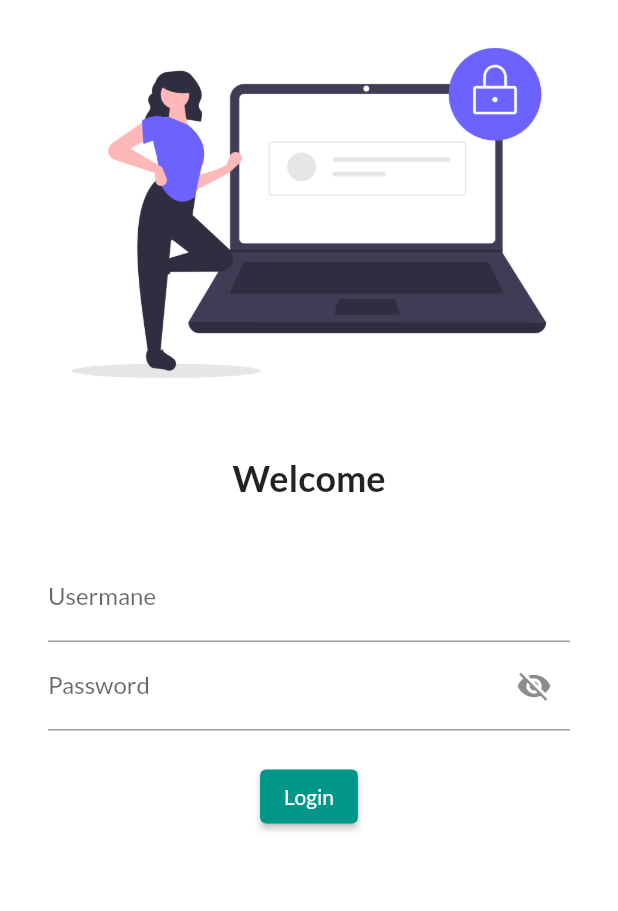
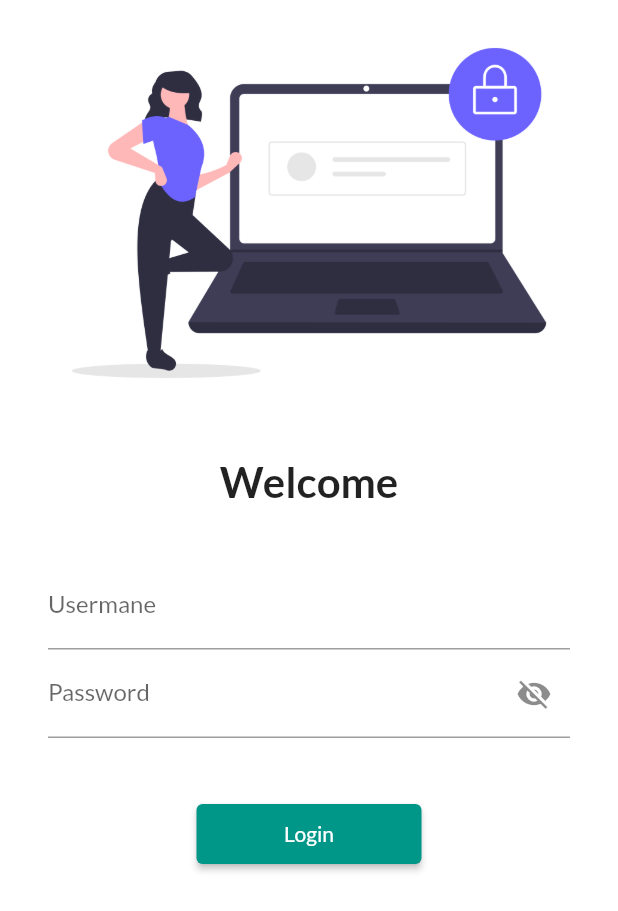
Before and after one commit to Di55olved/flutter_application_2, a Flutter app: the screen it shows after launch, on a phone screen of 412 x 824 dp. Shown: the top 911 px of the screen. Run offline on Flutter 3.47's test engine with Material 2 defaults, Android fonts, the phone set to English and light mode, and no system bars; our stand-ins replace google_fonts.

Commit message:
day 5 completed

```diff
--- a/lib/main.dart
+++ b/lib/main.dart
@@ -1,6 +1,7 @@
 import 'package:flutter/material.dart';
 import 'package:flutter_application_1/pages/home_page.dart';
 import 'package:flutter_application_1/pages/login_page.dart';
+import 'package:flutter_application_1/utils/routes.dart';
 import 'package:google_fonts/google_fonts.dart';
 
 void main() {
@@ -22,7 +23,8 @@ class MyApp extends StatelessWidget {
       ),
       routes: {
         "/": (context) => const LoginPage(),
-        "/login": (context) => const HomePage(),
+        MyRoutes.loginRoute: (context) => const LoginPage(),
+        MyRoutes.homeRoute: (context) => const HomePage(),
       },
     );
   }
--- a/lib/pages/login_page.dart
+++ b/lib/pages/login_page.dart
@@ -1,4 +1,5 @@
 import 'package:flutter/material.dart';
+import 'package:flutter_application_1/utils/routes.dart';
 
 class LoginPage extends StatefulWidget {
   const LoginPage({super.key});
@@ -14,6 +15,7 @@ class _LoginPageState extends State<LoginPage> {
   Widget build(BuildContext context) {
     return Material(
         color: Colors.white,
+        child: SingleChildScrollView(
           child: Column(
             children: [
               Image.asset(
@@ -26,7 +28,7 @@ class _LoginPageState extends State<LoginPage> {
               const Text(
                 "Welcome",
                 style: TextStyle(
-                fontSize: 24,
+                  fontSize: 28,
                   fontWeight: FontWeight.bold,
                 ),
               ),
@@ -34,8 +36,8 @@ class _LoginPageState extends State<LoginPage> {
                 height: 20.0,
               ),
               Padding(
-              padding:
-                  const EdgeInsets.symmetric(vertical: 16.0, horizontal: 32.0),
+                padding: const EdgeInsets.symmetric(
+                    vertical: 16.0, horizontal: 32.0),
                 child: Column(
                   children: [
                     TextFormField(
@@ -58,18 +60,21 @@ class _LoginPageState extends State<LoginPage> {
                                   : Icons.visibility_off))),
                     ),
                     const SizedBox(
-                    height: 20.0,
+                      height: 40.0,
                     ),
                     ElevatedButton(
                       onPressed: () {
-                      print("Loged in");
+                        Navigator.pushNamed(context, MyRoutes.homeRoute);
                       },
+                      style: TextButton.styleFrom(
+                          minimumSize: const Size(150, 40)),
                       child: const Text("Login"),
                     )
                   ],
                 ),
               ),
             ],
+          ),
         ));
   }
 }
--- /dev/null
+++ b/lib/utils/routes.dart
@@ -0,0 +1,4 @@
+class MyRoutes {
+  static String loginRoute = "/login";
+  static String homeRoute = "/home";
+}
```
Lines whose indentation alone changed are shown as unchanged.
